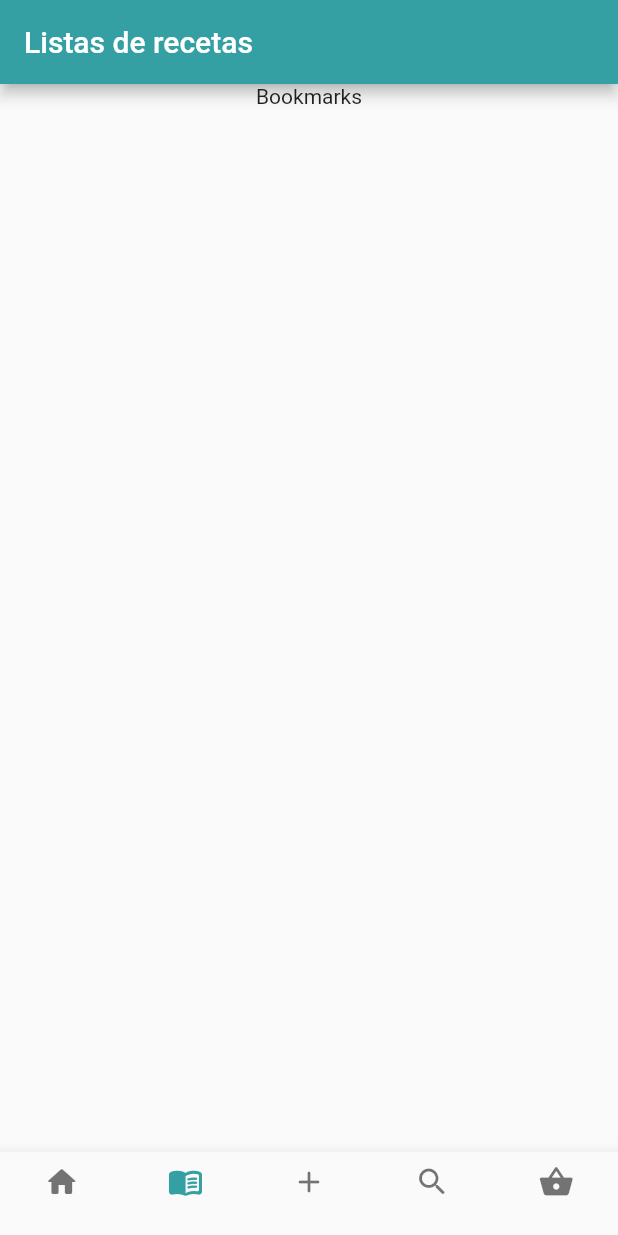
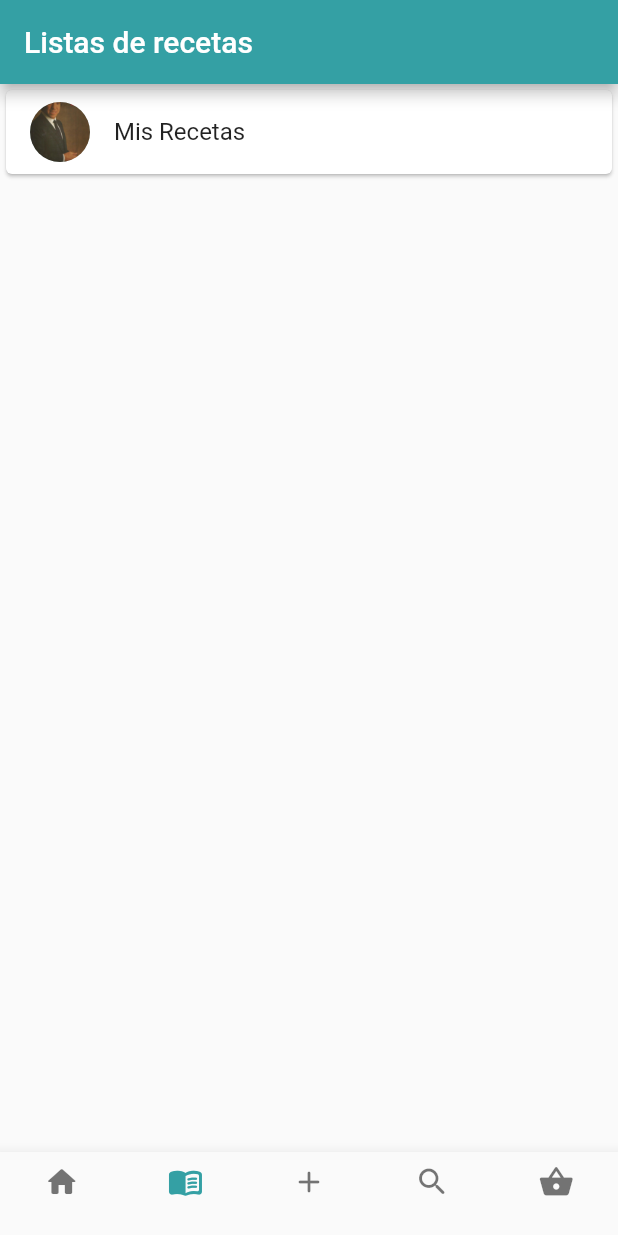
Before and after one commit to MBM-devs/letscookit, a Flutter app: the screen it shows after launch, item 2 of the bottom bar chosen, on a phone screen of 412 x 824 dp. Run offline on Flutter 3.47's test engine with Material 2 defaults, Android fonts, the phone set to English and light mode, and no system bars.

Commit message:
libro recetas listado

```diff
--- a/letscookit/lib/pages/bookmark.dart
+++ b/letscookit/lib/pages/bookmark.dart
@@ -1,4 +1,9 @@
 import 'package:flutter/material.dart';
+import 'package:letscookit/config/palette.dart';
+import 'package:letscookit/utilities/libro_recetas.dart';
+import 'package:letscookit/utilities/lista_receta.dart';
+
+import '../utilities/receta.dart';
 
 class Bookmark extends StatefulWidget {
   Bookmark({Key? key}) : super(key: key);
@@ -8,10 +13,58 @@ class Bookmark extends StatefulWidget {
 }
 
 class _BookmarkState extends State<Bookmark> {
+  List<Receta> lista = [];
+  LibroRecetas libroRecetas = LibroRecetas();
+  ListaReceta listaRecetas = ListaReceta("Mi Lista");
+  String _receta = "Receta1"; //Tiene que estar inicializado al valor de alguno de los items
   @override
   Widget build(BuildContext context) {
-    return Center(
-      child: Text('Bookmarks'),
+    //libroRecetas.add(listaRecetas);
+    return Column(
+      children: [
+        ListView.builder(
+            scrollDirection: Axis.vertical,
+            shrinkWrap: true,
+            physics: NeverScrollableScrollPhysics(),
+            itemCount: libroRecetas.length(),
+            itemBuilder: (BuildContext context, int index){
+              return Card(
+                child: ListTile(
+                  title: Text(libroRecetas.get(index).nombre),
+                  onTap: () {
+                    Navigator.push(
+                        context,
+                        MaterialPageRoute(
+                          builder: (context) => libroRecetas.get(index),
+                        ),
+                    );
+                  },
+                  leading: CircleAvatar(
+                    backgroundImage: AssetImage('assets/elfary.jpg'),
+                  ),
+                ),
+              );
+            }
+        ),
+      ],
     );
   }
+
+  //Metodo que redirige al usuario a la receta que ha seleccionado del menu desplegable
+  void viewReceta(String? selectedReceta){ //se le pasa Receta receta
+    if(selectedReceta is String){
+      setState(() {
+        _receta = selectedReceta;
+      });
+    }
+  }
+  /*
+  void viewReceta(Receta? selectedReceta){ //se le pasa Receta receta
+    if(selectedReceta is Receta){
+      setState(() {
+        _receta = selectedReceta;
+      });
+    }
+  }
+  */
 }
--- a/letscookit/pubspec.yaml
+++ b/letscookit/pubspec.yaml
@@ -57,8 +57,8 @@ flutter:
   uses-material-design: true
 
   # To add assets to your application, add an assets section, like this:
-  # assets:
-  #   - images/a_dot_burr.jpeg
+  assets:
+     - assets/elfary.jpg
   #   - images/a_dot_ham.jpeg
 
   # An image asset can refer to one or more resolution-specific "variants", see
```
